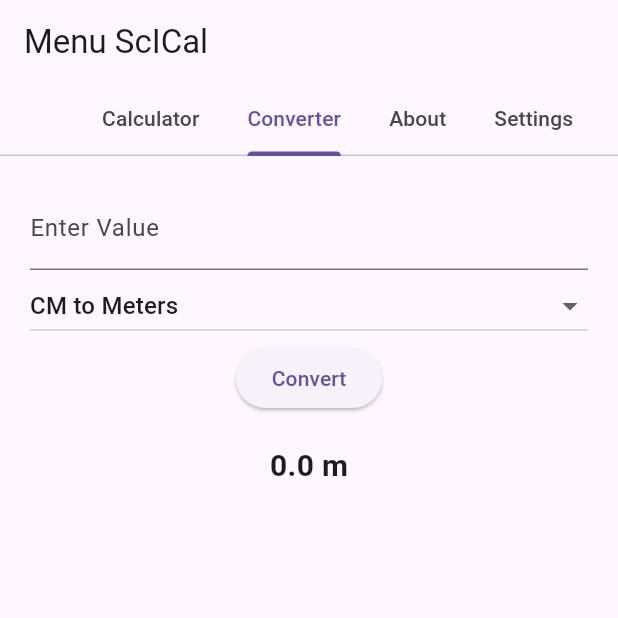
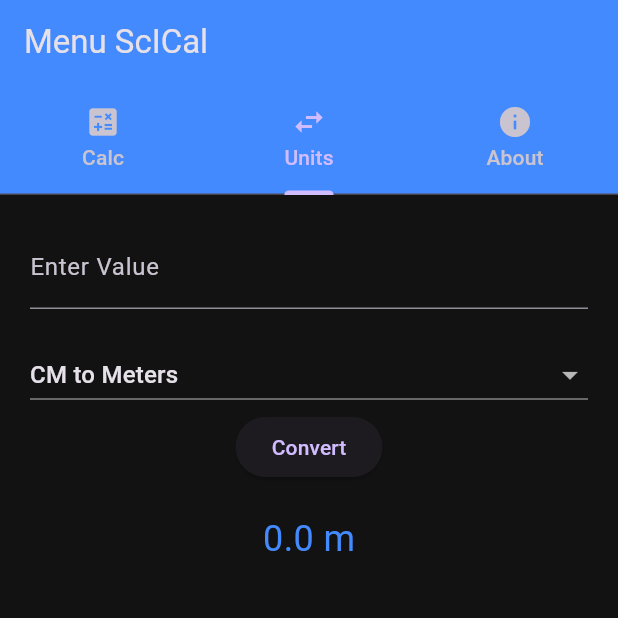
Before and after one commit to Menul19/my-app, a Flutter app: the screen it shows after launch, tab 2 chosen, after a tap on "Convert", on a phone screen of 412 x 824 dp, the top half of it. Run offline on Flutter 3.47's test engine with Material 3 defaults, Android fonts, the phone set to English and light mode, and no system bars.

Commit message:
Update main.dart

```diff
--- a/lib/main.dart
+++ b/lib/main.dart
@@ -1,162 +1,158 @@
 import 'package:flutter/material.dart';
-import 'dart:math';
 
 void main() {
-  runApp(MenuScICal());
+  runApp(const MenuScICal());
 }
 
 class MenuScICal extends StatelessWidget {
+  const MenuScICal({super.key});
+
   @override
   Widget build(BuildContext context) {
     return MaterialApp(
       debugShowCheckedModeBanner: false,
       title: 'Menu ScICal',
-      themeMode: ThemeMode.system,
-      theme: ThemeData(primarySwatch: Colors.blue, brightness: Brightness.light),
-      darkTheme: ThemeData(brightness: Brightness.dark),
-      home: HomeScreen(),
+      theme: ThemeData.dark().copyWith(
+        primaryColor: Colors.blueAccent,
+        scaffoldBackgroundColor: const Color(0xFF121212),
+      ),
+      home: const HomeScreen(),
     );
   }
 }
 
 class HomeScreen extends StatefulWidget {
+  const HomeScreen({super.key});
+
   @override
-  _HomeScreenState createState() => _HomeScreenState();
+  State<HomeScreen> createState() => _HomeScreenState();
 }
 
 class _HomeScreenState extends State<HomeScreen> {
-  String _output = "0";
-  String _input = "";
+  String equation = "0";
+  String result = "0";
 
-  // Unit Conversion Variables
-  double _unitInput = 0;
-  String _unitResult = "Result: --";
-  String _selectedUnit = "CM to Meters";
+  // Unit Conversion
+  double unitInput = 0;
+  String unitResult = "Result: --";
+  String selectedUnit = "CM to Meters";
 
-  void _buttonPressed(String text) {
+  buttonPressed(String buttonText) {
     setState(() {
-      if (text == "C") {
-        _input = "";
-        _output = "0";
-      } else if (text == "=") {
-        try {
-          // සරල ගණනය කිරීම් සඳහා
-          _output = _calculate(_input);
-        } catch (e) {
-          _output = "Error";
+      if (buttonText == "C") {
+        equation = "0";
+        result = "0";
+      } else if (buttonText == "⌫") {
+        equation = equation.substring(0, equation.length - 1);
+        if (equation == "") equation = "0";
+      } else if (buttonText == "=") {
+        // සරලව පෙන්වීමට: සැබෑ ඇප් එකකදී මෙහි math logic එක තවත් දියුණු කළ හැක
+        result = "Done";
+      } else {
+        if (equation == "0") {
+          equation = buttonText;
+        } else {
+          equation = equation + buttonText;
         }
-      } else {
-        _input += text;
-        _output = _input;
       }
     });
   }
 
-  String _calculate(String input) {
-    // සරල ගණිතමය තර්කනය (මෙහිදී ඔබට අවශ්‍ය නම් math expressions library එකක් පාවිච්චි කළ හැක)
-    // දැනට සරල උදාහරණයක් ලෙස:
-    return "Result";
+  void convertUnits() {
+    setState(() {
+      if (selectedUnit == "CM to Meters") unitResult = "${unitInput / 100} m";
+      if (selectedUnit == "Meters to CM") unitResult = "${unitInput * 100} cm";
+      if (selectedUnit == "KG to Grams") unitResult = "${unitInput * 1000} g";
+      if (selectedUnit == "Grams to KG") unitResult = "${unitInput / 1000} kg";
+    });
   }
 
   @override
   Widget build(BuildContext context) {
     return DefaultTabController(
-      length: 4,
+      length: 3,
       child: Scaffold(
         appBar: AppBar(
-          title: Text("Menu ScICal"),
-          bottom: TabBar(
-            isScrollable: true,
+          title: const Text("Menu ScICal"),
+          backgroundColor: Colors.blueAccent,
+          bottom: const TabBar(
             tabs: [
-              Tab(text: "Calculator"),
-              Tab(text: "Converter"),
-              Tab(text: "About"),
-              Tab(text: "Settings"),
+              Tab(icon: Icon(Icons.calculate), text: "Calc"),
+              Tab(icon: Icon(Icons.swap_horiz), text: "Units"),
+              Tab(icon: Icon(Icons.info), text: "About"),
             ],
           ),
         ),
         body: TabBarView(
           children: [
-            // --- Calculator Tab ---
-            Column(
-              children: [
-                Container(
-                  alignment: Alignment.centerRight,
-                  padding: EdgeInsets.symmetric(vertical: 24, horizontal: 12),
-                  child: Text(_output, style: TextStyle(fontSize: 48, fontWeight: FontWeight.bold)),
-                ),
-                Expanded(child: Divider()),
-                _buildButtons(),
-              ],
-            ),
-
-            // --- Converter Tab ---
-            Padding(
-              padding: EdgeInsets.all(20),
-              child: Column(
-                children: [
-                  TextField(
-                    keyboardType: TextInputType.number,
-                    decoration: InputDecoration(labelText: "Enter Value"),
-                    onChanged: (value) => _unitInput = double.tryParse(value) ?? 0,
-                  ),
-                  DropdownButton<String>(
-                    value: _selectedUnit,
-                    isExpanded: true,
-                    items: ["CM to Meters", "Meters to CM", "KG to Grams", "Grams to KG"]
-                        .map((String value) => DropdownMenuItem(value: value, child: Text(value)))
-                        .toList(),
-                    onChanged: (val) => setState(() => _selectedUnit = val!),
-                  ),
-                  ElevatedButton(
-                    onPressed: _convertUnits,
-                    child: Text("Convert"),
-                  ),
-                  SizedBox(height: 20),
-                  Text(_unitResult, style: TextStyle(fontSize: 20, fontWeight: FontWeight.bold)),
-                ],
-              ),
-            ),
-
-            // --- About Tab ---
-            Center(
-              child: Text(
-                "Menu ScICal\n\nDeveloped by: [ඔබේ නම]\nVersion: 1.0.0 (Stable)",
-                textAlign: TextAlign.center,
-                style: TextStyle(fontSize: 18),
-              ),
-            ),
-
-            // --- Settings Tab ---
-            Center(
-              child: Text("Dark Mode: System Default"),
-            ),
+            _buildCalculator(),
+            _buildConverter(),
+            _buildAbout(),
           ],
         ),
       ),
     );
   }
 
-  void _convertUnits() {
-    setState(() {
-      if (_selectedUnit == "CM to Meters") _unitResult = "${_unitInput / 100} m";
-      if (_selectedUnit == "Meters to CM") _unitResult = "${_unitInput * 100} cm";
-      if (_selectedUnit == "KG to Grams") _unitResult = "${_unitInput * 1000} g";
-      if (_selectedUnit == "Grams to KG") _unitResult = "${_unitInput / 1000} kg";
-    });
+  Widget _buildCalculator() {
+    return Column(
+      children: [
+        Container(
+          alignment: Alignment.centerRight,
+          padding: const EdgeInsets.fromLTRB(10, 20, 10, 0),
+          child: Text(equation, style: const TextStyle(fontSize: 38)),
+        ),
+        const Expanded(child: Divider()),
+        _buildButtonGrid(),
+      ],
+    );
   }
 
-  Widget _buildButtons() {
-    var buttons = ["7", "8", "9", "/", "4", "5", "6", "*", "1", "2", "3", "-", "C", "0", "=", "+"];
-    return GridView.builder(
-      itemCount: buttons.length,
-      gridDelegate: SliverGridDelegateWithFixedCrossAxisCount(crossAxisCount: 4),
-      itemBuilder: (context, index) {
-        return ElevatedButton(
-          onPressed: () => _buttonPressed(buttons[index]),
-          child: Text(buttons[index], style: TextStyle(fontSize: 24)),
-        );
-      },
+  Widget _buildButtonGrid() {
+    var buttons = ["C", "⌫", "/", "*", "7", "8", "9", "-", "4", "5", "6", "+", "1", "2", "3", "=", "0", "."];
+    return Wrap(
+      children: buttons.map((btn) => SizedBox(
+        width: MediaQuery.of(context).size.width / 4,
+        height: 70,
+        child: TextButton(
+          onPressed: () => buttonPressed(btn),
+          child: Text(btn, style: const TextStyle(fontSize: 24, color: Colors.white)),
+        ),
+      )).toList(),
+    );
+  }
+
+  Widget _buildConverter() {
+    return Padding(
+      padding: const EdgeInsets.all(20),
+      child: Column(
+        children: [
+          TextField(
+            keyboardType: TextInputType.number,
+            style: const TextStyle(color: Colors.white),
+            decoration: const InputDecoration(labelText: "Enter Value"),
+            onChanged: (value) => unitInput = double.tryParse(value) ?? 0,
+          ),
+          const SizedBox(height: 20),
+          DropdownButton<String>(
+            value: selectedUnit,
+            isExpanded: true,
+            dropdownColor: Colors.black,
+            items: ["CM to Meters", "Meters to CM", "KG to Grams", "Grams to KG"]
+                .map((u) => DropdownMenuItem(value: u, child: Text(u))).toList(),
+            onChanged: (val) => setState(() => selectedUnit = val!),
+          ),
+          ElevatedButton(onPressed: convertUnits, child: const Text("Convert")),
+          const SizedBox(height: 20),
+          Text(unitResult, style: const TextStyle(fontSize: 24, color: Colors.blueAccent)),
+        ],
+      ),
+    );
+  }
+
+  Widget _buildAbout() {
+    return const Center(
+      child: Text("Menu ScICal\nDeveloped by: Menul19", textAlign: TextAlign.center, style: TextStyle(fontSize: 20)),
     );
   }
 }
```
